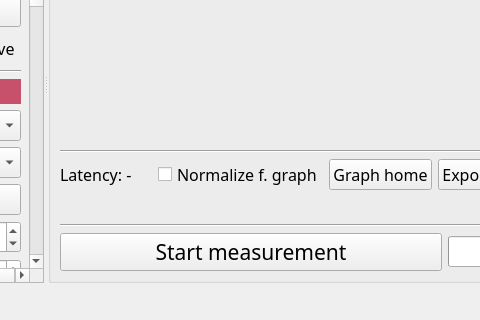
Qt form gui.ui (F33RNI/SonicEval) before a commit; both pictures show x 288 to 768 and y 125 to 445 of the 865 by 445 pixel window.
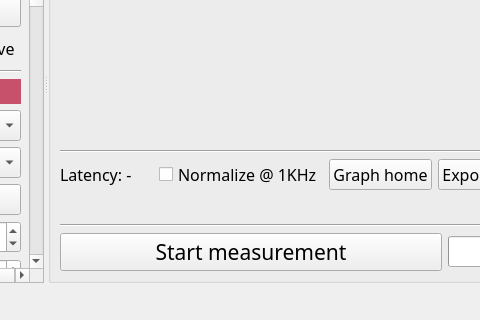
The same form after that commit. Custom widgets are drawn as their Qt base class.

Commit message: Normalize label update

```diff
--- a/gui.ui
+++ b/gui.ui
@@ -812,7 +812,7 @@
                <enum>Qt::LeftToRight</enum>
               </property>
               <property name="text">
-               <string>Normalize f. graph</string>
+               <string>Normalize @ 1KHz</string>
               </property>
              </widget>
             </item>
```
